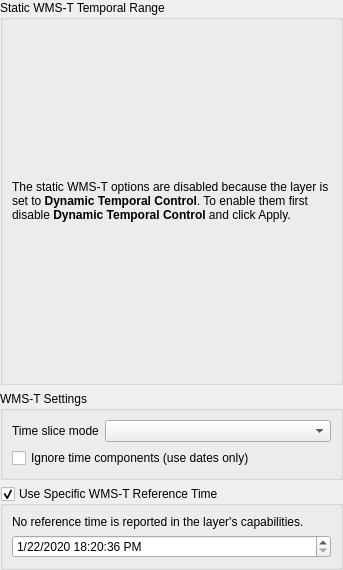
Above: src/ui/qgswmstsettingswidgetbase.ui from carsmie/QGIS before the change. Below: the same form after it.
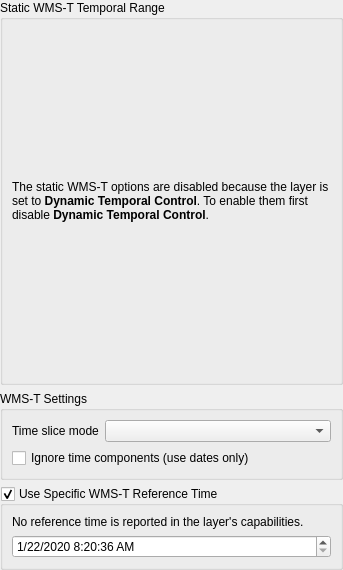
That is the form after the change. The open tabs and pages were chosen to show the change. Custom widgets are drawn as their Qt base class.

Commit message:
Don't force users to hit apply to setup static wms-t settings after toggling dynamic temporal control
Not the nicest code approach, but I honestly can't think of any
other way to handle this...

What changed in the file:
```diff
--- a/src/ui/qgswmstsettingswidgetbase.ui
+++ b/src/ui/qgswmstsettingswidgetbase.ui
@@ -63,7 +63,7 @@
           <item>
            <widget class="QLabel" name="mWmstOptionsLabel">
             <property name="text">
-             <string>&lt;html&gt;&lt;head/&gt;&lt;body&gt;&lt;p&gt;The static WMS-T options are disabled because the layer is set to &lt;span style=&quot; font-weight:600;&quot;&gt;Dynamic Temporal Control&lt;/span&gt;. To enable them first disable &lt;span style=&quot; font-weight:600;&quot;&gt;Dynamic Temporal Control&lt;/span&gt; and click Apply.&lt;/p&gt;&lt;/body&gt;&lt;/html&gt;</string>
+             <string>&lt;html&gt;&lt;head/&gt;&lt;body&gt;&lt;p&gt;The static WMS-T options are disabled because the layer is set to &lt;span style=&quot; font-weight:600;&quot;&gt;Dynamic Temporal Control&lt;/span&gt;. To enable them first disable &lt;span style=&quot; font-weight:600;&quot;&gt;Dynamic Temporal Control&lt;/span&gt;.&lt;/p&gt;&lt;/body&gt;&lt;/html&gt;</string>
             </property>
             <property name="wordWrap">
              <bool>true</bool>
@@ -345,7 +345,7 @@
        <widget class="QgsDateTimeEdit" name="mReferenceDateTimeEdit">
         <property name="dateTime">
          <datetime>
-          <hour>18</hour>
+          <hour>8</hour>
           <minute>20</minute>
           <second>36</second>
           <year>2020</year>
```
Left out of the diff: 4 changed lines with no effect on the pictures. The commit also changes 5 other files.
